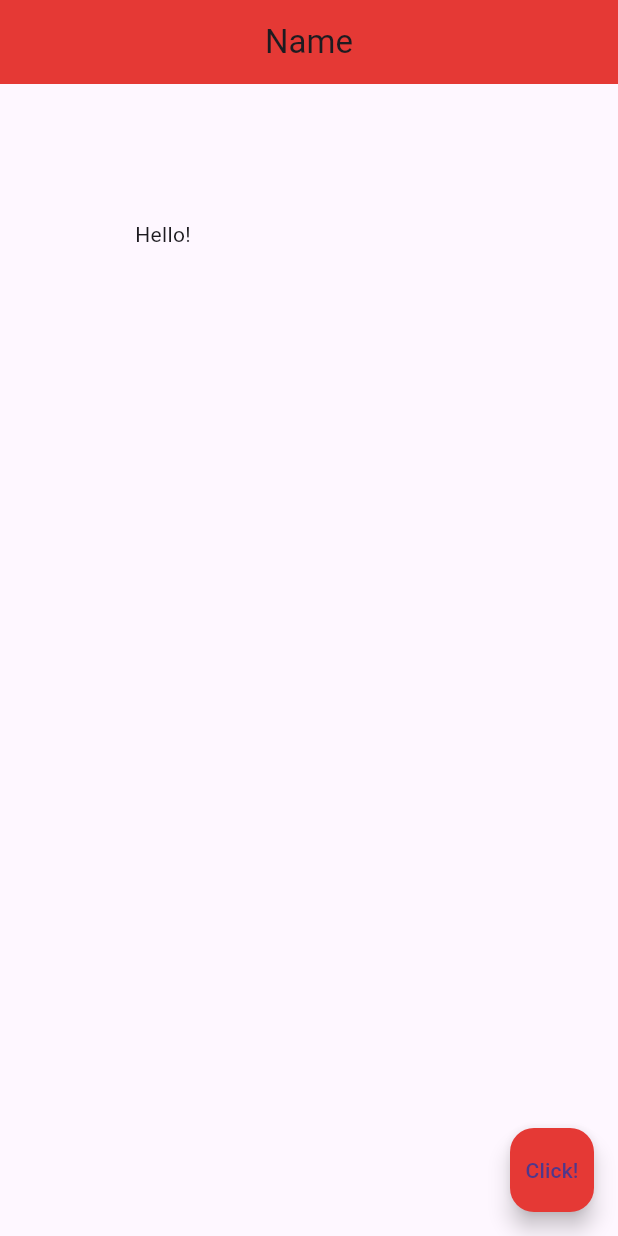
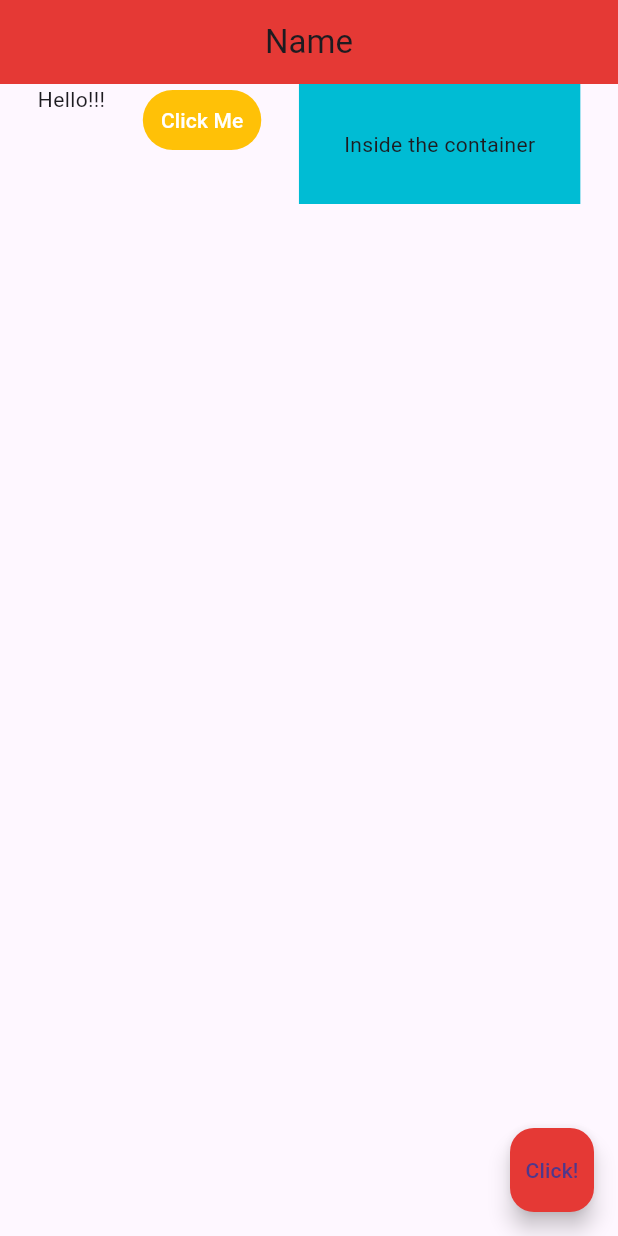
Before and after one commit to koggalage/Fultter_001, a Flutter app: the screen it shows after launch, on a phone screen of 412 x 824 dp. Run offline on Flutter 3.47's test engine with Material 3 defaults, Android fonts, the phone set to English and light mode, and no system bars.

Commit message:
#Added Rows

```diff
--- a/lib/main.dart
+++ b/lib/main.dart
@@ -17,10 +17,32 @@ class Home extends StatelessWidget {
         centerTitle: true,
         backgroundColor: Colors.red[600],
       ),
-      body: const Padding(
-          padding: EdgeInsets.all(90.0),
-          child: Text('Hello!')
+      body: Row(
+        mainAxisAlignment: MainAxisAlignment.spaceEvenly,
+        crossAxisAlignment: CrossAxisAlignment.start,
+        children: [
+          const Text('Hello!!!'),
+          TextButton(
+            onPressed: () {
+              // Your onPressed action
+              print('Button pressed');
+            },
+            style: TextButton.styleFrom(
+              foregroundColor: Colors.white, backgroundColor: Colors.amber,        // Text color
+            ),
+            child: const Text('Click Me'),
+          ),
+          Container(
+            color: Colors.cyan,
+            padding: const EdgeInsets.all(30.0),
+            child: const Text('Inside the container')
+          )
+        ],
       ),
+      // const Padding(
+      //     padding: EdgeInsets.all(90.0),
+      //     child: Text('Hello!')
+      // ),
       // Container(
       //   //padding: const EdgeInsets.all(20.0),
       //   //padding: const EdgeInsets.symmetric(horizontal: 30.0, vertical: 10.0),
```
